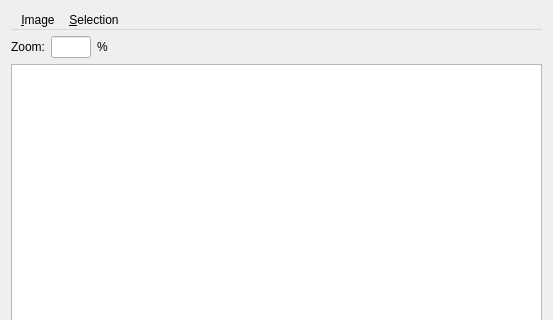
Old version of the form image_viewer.ui in the repository cpenar/Qt_PolSarPRO; both pictures show x 0 to 553 and y 0 to 320 of the 553 by 558 pixel window.
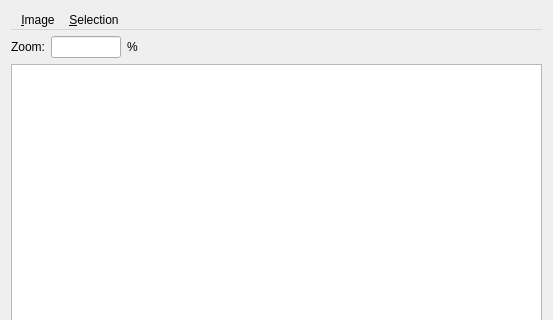
New version of the form.

Commit message: failed trying to fix auto resize image

```diff
--- a/image_viewer.ui
+++ b/image_viewer.ui
@@ -53,7 +53,7 @@
       <widget class="QLineEdit" name="zoomLineEdit">
        <property name="minimumSize">
         <size>
-         <width>35</width>
+         <width>70</width>
          <height>0</height>
         </size>
        </property>
```
The commit also changes 2 other files.
